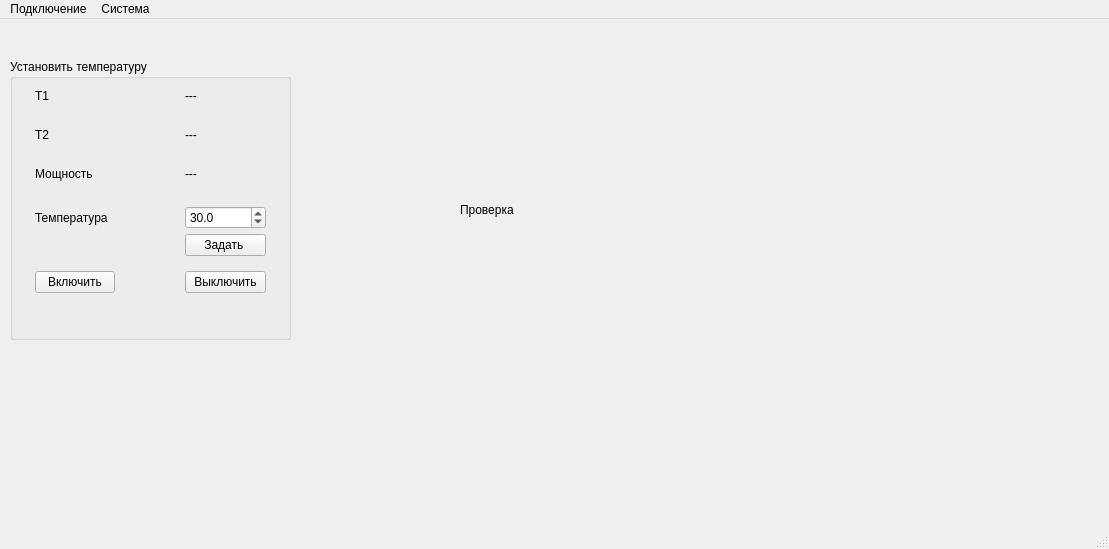
Above: mainwindow.ui from ProElDinh/ChemController before the change. Below: the same form after it.
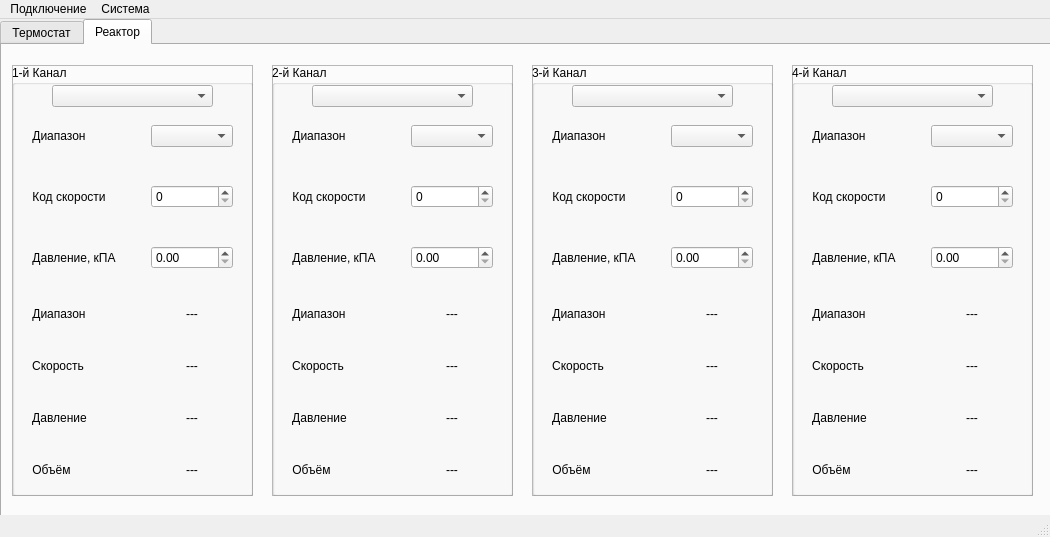
That is the form after the change.

Diff of the .ui file:
```diff
--- a/mainwindow.ui
+++ b/mainwindow.ui
@@ -6,8 +6,8 @@
    <rect>
     <x>0</x>
     <y>0</y>
-    <width>1109</width>
-    <height>549</height>
+    <width>1050</width>
+    <height>537</height>
    </rect>
   </property>
   <property name="windowTitle">
@@ -17,13 +17,32 @@
    <string notr="true"/>
   </property>
   <widget class="QWidget" name="centralwidget">
+   <widget class="QTabWidget" name="tabWidget">
+    <property name="enabled">
+     <bool>true</bool>
+    </property>
+    <property name="geometry">
+     <rect>
+      <x>0</x>
+      <y>0</y>
+      <width>1051</width>
+      <height>511</height>
+     </rect>
+    </property>
+    <property name="currentIndex">
+     <number>1</number>
+    </property>
+    <widget class="QWidget" name="tab_3">
+     <attribute name="title">
+      <string>Термостат</string>
+     </attribute>
    <widget class="QGroupBox" name="groupBox_2">
     <property name="geometry">
      <rect>
       <x>10</x>
-      <y>40</y>
-      <width>281</width>
-      <height>281</height>
+        <y>10</y>
+        <width>331</width>
+        <height>311</height>
      </rect>
     </property>
     <property name="title">
@@ -38,25 +57,34 @@
     <widget class="QWidget" name="formLayoutWidget">
      <property name="geometry">
       <rect>
-       <x>0</x>
+         <x>20</x>
        <y>20</y>
-       <width>281</width>
-       <height>261</height>
+         <width>291</width>
+         <height>248</height>
       </rect>
      </property>
      <layout class="QFormLayout" name="formLayout">
+        <property name="sizeConstraint">
+         <enum>QLayout::SetDefaultConstraint</enum>
+        </property>
+        <property name="fieldGrowthPolicy">
+         <enum>QFormLayout::AllNonFixedFieldsGrow</enum>
+        </property>
+        <property name="rowWrapPolicy">
+         <enum>QFormLayout::WrapLongRows</enum>
+        </property>
       <property name="horizontalSpacing">
-       <number>70</number>
+         <number>90</number>
       </property>
       <property name="verticalSpacing">
+         <number>0</number>
+        </property>
+        <property name="leftMargin">
+         <number>25</number>
+        </property>
+        <property name="topMargin">
        <number>5</number>
       </property>
-      <property name="leftMargin">
-       <number>25</number>
-      </property>
-      <property name="topMargin">
-       <number>10</number>
-      </property>
       <property name="rightMargin">
        <number>25</number>
       </property>
@@ -65,13 +93,40 @@
         <property name="text">
          <string>T1</string>
         </property>
+          <property name="alignment">
+           <set>Qt::AlignCenter</set>
+          </property>
        </widget>
       </item>
       <item row="0" column="1">
        <widget class="QLabel" name="show_t1">
+          <property name="contextMenuPolicy">
+           <enum>Qt::DefaultContextMenu</enum>
+          </property>
+          <property name="toolTip">
+           <string>&lt;html&gt;&lt;head/&gt;&lt;body&gt;&lt;p align=&quot;center&quot;&gt;&lt;br/&gt;&lt;/p&gt;&lt;/body&gt;&lt;/html&gt;</string>
+          </property>
+          <property name="whatsThis">
+           <string>&lt;html&gt;&lt;head/&gt;&lt;body&gt;&lt;p align=&quot;center&quot;&gt;&lt;br/&gt;Hello&lt;/p&gt;&lt;p align=&quot;center&quot;&gt;&lt;br/&gt;&lt;/p&gt;&lt;/body&gt;&lt;/html&gt;</string>
+          </property>
+          <property name="layoutDirection">
+           <enum>Qt::LeftToRight</enum>
+          </property>
+          <property name="styleSheet">
+           <string notr="true"/>
+          </property>
         <property name="text">
          <string>---</string>
         </property>
+          <property name="textFormat">
+           <enum>Qt::PlainText</enum>
+          </property>
+          <property name="scaledContents">
+           <bool>false</bool>
+          </property>
+          <property name="alignment">
+           <set>Qt::AlignCenter</set>
+          </property>
        </widget>
       </item>
       <item row="1" column="0" colspan="2">
@@ -82,7 +137,7 @@
         <property name="sizeHint" stdset="0">
          <size>
           <width>40</width>
-          <height>15</height>
+            <height>35</height>
          </size>
         </property>
        </spacer>
@@ -99,6 +154,9 @@
         <property name="text">
          <string>---</string>
         </property>
+          <property name="alignment">
+           <set>Qt::AlignCenter</set>
+          </property>
        </widget>
       </item>
       <item row="3" column="0" colspan="2">
@@ -109,7 +167,7 @@
         <property name="sizeHint" stdset="0">
          <size>
           <width>40</width>
-          <height>15</height>
+            <height>35</height>
          </size>
         </property>
        </spacer>
@@ -119,6 +177,9 @@
         <property name="text">
          <string>Мощность</string>
         </property>
+          <property name="alignment">
+           <set>Qt::AlignCenter</set>
+          </property>
        </widget>
       </item>
       <item row="4" column="1">
@@ -126,6 +187,9 @@
         <property name="text">
          <string>---</string>
         </property>
+          <property name="alignment">
+           <set>Qt::AlignCenter</set>
+          </property>
        </widget>
       </item>
       <item row="5" column="0" colspan="2">
@@ -136,7 +200,7 @@
         <property name="sizeHint" stdset="0">
          <size>
           <width>40</width>
-          <height>15</height>
+            <height>35</height>
          </size>
         </property>
        </spacer>
@@ -146,52 +210,8 @@
         <property name="text">
          <string>Температура</string>
         </property>
-       </widget>
-      </item>
-      <item row="10" column="0" colspan="2">
-       <spacer name="horizontalSpacer_4">
-        <property name="orientation">
-         <enum>Qt::Horizontal</enum>
-        </property>
-        <property name="sizeHint" stdset="0">
-         <size>
-          <width>20</width>
-          <height>5</height>
-         </size>
-        </property>
-       </spacer>
-      </item>
-      <item row="11" column="0">
-       <widget class="QPushButton" name="OnTemp">
-        <property name="text">
-         <string>Включить</string>
-        </property>
-       </widget>
-      </item>
-      <item row="11" column="1">
-       <widget class="QPushButton" name="OffTemp">
-        <property name="text">
-         <string>Выключить</string>
-        </property>
-       </widget>
-      </item>
-      <item row="12" column="1">
-       <spacer name="verticalSpacer">
-        <property name="orientation">
-         <enum>Qt::Vertical</enum>
-        </property>
-        <property name="sizeHint" stdset="0">
-         <size>
-          <width>20</width>
-          <height>20</height>
-         </size>
-        </property>
-       </spacer>
-      </item>
-      <item row="7" column="1">
-       <widget class="QPushButton" name="set_temp">
-        <property name="text">
-         <string>Задать </string>
+          <property name="alignment">
+           <set>Qt::AlignCenter</set>
         </property>
        </widget>
       </item>
@@ -208,21 +228,949 @@
         </property>
        </widget>
       </item>
-     </layout>
-    </widget>
-   </widget>
-   <widget class="QLabel" name="label">
+        <item row="8" column="1">
+         <widget class="QPushButton" name="set_temp">
+          <property name="text">
+           <string>Задать </string>
+          </property>
+         </widget>
+        </item>
+        <item row="7" column="0" colspan="2">
+         <spacer name="horizontalSpacer_5">
+          <property name="orientation">
+           <enum>Qt::Horizontal</enum>
+          </property>
+          <property name="sizeHint" stdset="0">
+           <size>
+            <width>10</width>
+            <height>20</height>
+           </size>
+          </property>
+         </spacer>
+        </item>
+       </layout>
+      </widget>
+      <widget class="QPushButton" name="OnTemp">
+       <property name="geometry">
+        <rect>
+         <x>40</x>
+         <y>270</y>
+         <width>91</width>
+         <height>23</height>
+        </rect>
+       </property>
+       <property name="text">
+        <string>Включить</string>
+       </property>
+      </widget>
+      <widget class="QPushButton" name="OffTemp">
     <property name="geometry">
      <rect>
-      <x>460</x>
-      <y>150</y>
+         <x>200</x>
+         <y>270</y>
+         <width>91</width>
+         <height>23</height>
+        </rect>
+       </property>
+       <property name="text">
+        <string>Выключить</string>
+       </property>
+      </widget>
+     </widget>
+    </widget>
+    <widget class="QWidget" name="tab_4">
+     <attribute name="title">
+      <string>Реактор</string>
+     </attribute>
+     <widget class="QFrame" name="frame">
+      <property name="geometry">
+       <rect>
+        <x>10</x>
+        <y>20</y>
+        <width>241</width>
+        <height>431</height>
+       </rect>
+      </property>
+      <property name="frameShape">
+       <enum>QFrame::StyledPanel</enum>
+      </property>
+      <property name="frameShadow">
+       <enum>QFrame::Raised</enum>
+      </property>
+      <widget class="QGroupBox" name="groupBox">
+       <property name="geometry">
+        <rect>
+         <x>0</x>
+         <y>0</y>
+         <width>241</width>
+         <height>431</height>
+        </rect>
+       </property>
+       <property name="styleSheet">
+        <string notr="true">background-color: 
+</string>
+       </property>
+       <property name="title">
+        <string>1-й Канал</string>
+       </property>
+       <widget class="QWidget" name="formLayoutWidget_2">
+        <property name="geometry">
+         <rect>
+          <x>0</x>
+          <y>50</y>
+          <width>241</width>
+          <height>381</height>
+         </rect>
+        </property>
+        <layout class="QFormLayout" name="formLayout_3">
+         <property name="horizontalSpacing">
+          <number>35</number>
+         </property>
+         <property name="verticalSpacing">
+          <number>38</number>
+         </property>
+         <property name="leftMargin">
+          <number>20</number>
+         </property>
+         <property name="topMargin">
+          <number>10</number>
+         </property>
+         <property name="rightMargin">
+          <number>20</number>
+         </property>
+         <property name="bottomMargin">
+          <number>10</number>
+         </property>
+         <item row="0" column="0">
+          <widget class="QLabel" name="label_6">
+           <property name="styleSheet">
+            <string notr="true">font: 10pt &quot;Arial&quot;;</string>
+           </property>
+           <property name="text">
+            <string>Диапазон</string>
+           </property>
+           <property name="alignment">
+            <set>Qt::AlignCenter</set>
+           </property>
+          </widget>
+         </item>
+         <item row="0" column="1">
+          <widget class="QComboBox" name="comboBox"/>
+         </item>
+         <item row="1" column="0">
+          <widget class="QLabel" name="label_7">
+           <property name="styleSheet">
+            <string notr="true">font: 10pt &quot;Arial&quot;;</string>
+           </property>
+           <property name="text">
+            <string>Код скорости</string>
+           </property>
+           <property name="alignment">
+            <set>Qt::AlignCenter</set>
+           </property>
+          </widget>
+         </item>
+         <item row="1" column="1">
+          <widget class="QSpinBox" name="spinBox"/>
+         </item>
+         <item row="2" column="0">
+          <widget class="QLabel" name="label_8">
+           <property name="styleSheet">
+            <string notr="true">font: 10pt &quot;Arial&quot;;</string>
+           </property>
+           <property name="text">
+            <string>Давление, кПА</string>
+           </property>
+           <property name="alignment">
+            <set>Qt::AlignCenter</set>
+           </property>
+          </widget>
+         </item>
+         <item row="2" column="1">
+          <widget class="QDoubleSpinBox" name="doubleSpinBox"/>
+         </item>
+         <item row="3" column="0">
+          <widget class="QLabel" name="label_9">
+           <property name="styleSheet">
+            <string notr="true">font: 10pt &quot;Arial&quot;;</string>
+           </property>
+           <property name="text">
+            <string>Диапазон</string>
+           </property>
+           <property name="alignment">
+            <set>Qt::AlignCenter</set>
+           </property>
+          </widget>
+         </item>
+         <item row="3" column="1">
+          <widget class="QLabel" name="label_16">
+           <property name="styleSheet">
+            <string notr="true">font: 10pt &quot;Arial&quot;;</string>
+           </property>
+           <property name="text">
+            <string>---</string>
+           </property>
+           <property name="alignment">
+            <set>Qt::AlignCenter</set>
+           </property>
+          </widget>
+         </item>
+         <item row="4" column="0">
+          <widget class="QLabel" name="label_10">
+           <property name="styleSheet">
+            <string notr="true">font: 10pt &quot;Arial&quot;;</string>
+           </property>
+           <property name="text">
+            <string>Скорость</string>
+           </property>
+           <property name="alignment">
+            <set>Qt::AlignCenter</set>
+           </property>
+          </widget>
+         </item>
+         <item row="4" column="1">
+          <widget class="QLabel" name="label_13">
+           <property name="styleSheet">
+            <string notr="true">font: 10pt &quot;Arial&quot;;</string>
+           </property>
+           <property name="text">
+            <string>---</string>
+           </property>
+           <property name="alignment">
+            <set>Qt::AlignCenter</set>
+           </property>
+          </widget>
+         </item>
+         <item row="5" column="0">
+          <widget class="QLabel" name="label_11">
+           <property name="styleSheet">
+            <string notr="true">font: 10pt &quot;Arial&quot;;</string>
+           </property>
+           <property name="text">
+            <string>Давление</string>
+           </property>
+           <property name="alignment">
+            <set>Qt::AlignCenter</set>
+           </property>
+          </widget>
+         </item>
+         <item row="5" column="1">
+          <widget class="QLabel" name="label_14">
+           <property name="styleSheet">
+            <string notr="true">font: 10pt &quot;Arial&quot;;</string>
+           </property>
+           <property name="text">
+            <string>---</string>
+           </property>
+           <property name="alignment">
+            <set>Qt::AlignCenter</set>
+           </property>
+          </widget>
+         </item>
+         <item row="6" column="0">
+          <widget class="QLabel" name="label_12">
+           <property name="styleSheet">
+            <string notr="true">font: 10pt &quot;Arial&quot;;</string>
+           </property>
+           <property name="text">
+            <string>Объём</string>
+           </property>
+           <property name="alignment">
+            <set>Qt::AlignCenter</set>
+           </property>
+          </widget>
+         </item>
+         <item row="6" column="1">
+          <widget class="QLabel" name="label_15">
+           <property name="styleSheet">
+            <string notr="true">font: 10pt &quot;Arial&quot;;</string>
+           </property>
+           <property name="text">
+            <string>---</string>
+           </property>
+           <property name="alignment">
+            <set>Qt::AlignCenter</set>
+           </property>
+          </widget>
+         </item>
+        </layout>
+       </widget>
+       <widget class="QComboBox" name="comboBox_2">
+        <property name="geometry">
+         <rect>
+          <x>40</x>
+          <y>20</y>
       <width>161</width>
-      <height>81</height>
-     </rect>
-    </property>
+          <height>22</height>
+         </rect>
+        </property>
+       </widget>
+      </widget>
+     </widget>
+     <widget class="QFrame" name="frame_2">
+      <property name="geometry">
+       <rect>
+        <x>270</x>
+        <y>20</y>
+        <width>241</width>
+        <height>431</height>
+       </rect>
+      </property>
+      <property name="frameShape">
+       <enum>QFrame::StyledPanel</enum>
+      </property>
+      <property name="frameShadow">
+       <enum>QFrame::Raised</enum>
+      </property>
+      <widget class="QGroupBox" name="groupBox_3">
+       <property name="geometry">
+        <rect>
+         <x>0</x>
+         <y>0</y>
+         <width>241</width>
+         <height>431</height>
+        </rect>
+       </property>
+       <property name="title">
+        <string>2-й Канал</string>
+       </property>
+       <widget class="QWidget" name="formLayoutWidget_3">
+        <property name="geometry">
+         <rect>
+          <x>0</x>
+          <y>50</y>
+          <width>241</width>
+          <height>381</height>
+         </rect>
+        </property>
+        <layout class="QFormLayout" name="formLayout_4">
+         <property name="horizontalSpacing">
+          <number>35</number>
+         </property>
+         <property name="verticalSpacing">
+          <number>38</number>
+         </property>
+         <property name="leftMargin">
+          <number>20</number>
+         </property>
+         <property name="topMargin">
+          <number>10</number>
+         </property>
+         <property name="rightMargin">
+          <number>20</number>
+         </property>
+         <property name="bottomMargin">
+          <number>10</number>
+         </property>
+         <item row="0" column="0">
+          <widget class="QLabel" name="label_17">
+           <property name="styleSheet">
+            <string notr="true">font: 10pt &quot;Arial&quot;;</string>
+           </property>
     <property name="text">
-     <string>Проверка</string>
-    </property>
+            <string>Диапазон</string>
+           </property>
+           <property name="alignment">
+            <set>Qt::AlignCenter</set>
+           </property>
+          </widget>
+         </item>
+         <item row="0" column="1">
+          <widget class="QComboBox" name="comboBox_3"/>
+         </item>
+         <item row="1" column="0">
+          <widget class="QLabel" name="label_18">
+           <property name="styleSheet">
+            <string notr="true">font: 10pt &quot;Arial&quot;;</string>
+           </property>
+           <property name="text">
+            <string>Код скорости</string>
+           </property>
+           <property name="alignment">
+            <set>Qt::AlignCenter</set>
+           </property>
+          </widget>
+         </item>
+         <item row="1" column="1">
+          <widget class="QSpinBox" name="spinBox_2"/>
+         </item>
+         <item row="2" column="0">
+          <widget class="QLabel" name="label_19">
+           <property name="styleSheet">
+            <string notr="true">font: 10pt &quot;Arial&quot;;</string>
+           </property>
+           <property name="text">
+            <string>Давление, кПА</string>
+           </property>
+           <property name="alignment">
+            <set>Qt::AlignCenter</set>
+           </property>
+          </widget>
+         </item>
+         <item row="2" column="1">
+          <widget class="QDoubleSpinBox" name="doubleSpinBox_2"/>
+         </item>
+         <item row="3" column="0">
+          <widget class="QLabel" name="label_20">
+           <property name="styleSheet">
+            <string notr="true">font: 10pt &quot;Arial&quot;;</string>
+           </property>
+           <property name="text">
+            <string>Диапазон</string>
+           </property>
+           <property name="alignment">
+            <set>Qt::AlignCenter</set>
+           </property>
+          </widget>
+         </item>
+         <item row="3" column="1">
+          <widget class="QLabel" name="label_21">
+           <property name="styleSheet">
+            <string notr="true">font: 10pt &quot;Arial&quot;;</string>
+           </property>
+           <property name="text">
+            <string>---</string>
+           </property>
+           <property name="alignment">
+            <set>Qt::AlignCenter</set>
+           </property>
+          </widget>
+         </item>
+         <item row="4" column="0">
+          <widget class="QLabel" name="label_22">
+           <property name="styleSheet">
+            <string notr="true">font: 10pt &quot;Arial&quot;;</string>
+           </property>
+           <property name="text">
+            <string>Скорость</string>
+           </property>
+           <property name="alignment">
+            <set>Qt::AlignCenter</set>
+           </property>
+          </widget>
+         </item>
+         <item row="4" column="1">
+          <widget class="QLabel" name="label_23">
+           <property name="styleSheet">
+            <string notr="true">font: 10pt &quot;Arial&quot;;</string>
+           </property>
+           <property name="text">
+            <string>---</string>
+           </property>
+           <property name="alignment">
+            <set>Qt::AlignCenter</set>
+           </property>
+          </widget>
+         </item>
+         <item row="5" column="0">
+          <widget class="QLabel" name="label_24">
+           <property name="styleSheet">
+            <string notr="true">font: 10pt &quot;Arial&quot;;</string>
+           </property>
+           <property name="text">
+            <string>Давление</string>
+           </property>
+           <property name="alignment">
+            <set>Qt::AlignCenter</set>
+           </property>
+          </widget>
+         </item>
+         <item row="5" column="1">
+          <widget class="QLabel" name="label_25">
+           <property name="styleSheet">
+            <string notr="true">font: 10pt &quot;Arial&quot;;</string>
+           </property>
+           <property name="text">
+            <string>---</string>
+           </property>
+           <property name="alignment">
+            <set>Qt::AlignCenter</set>
+           </property>
+          </widget>
+         </item>
+         <item row="6" column="0">
+          <widget class="QLabel" name="label_26">
+           <property name="styleSheet">
+            <string notr="true">font: 10pt &quot;Arial&quot;;</string>
+           </property>
+           <property name="text">
+            <string>Объём</string>
+           </property>
+           <property name="alignment">
+            <set>Qt::AlignCenter</set>
+           </property>
+          </widget>
+         </item>
+         <item row="6" column="1">
+          <widget class="QLabel" name="label_27">
+           <property name="styleSheet">
+            <string notr="true">font: 10pt &quot;Arial&quot;;</string>
+           </property>
+           <property name="text">
+            <string>---</string>
+           </property>
+           <property name="alignment">
+            <set>Qt::AlignCenter</set>
+           </property>
+          </widget>
+         </item>
+        </layout>
+       </widget>
+       <widget class="QComboBox" name="comboBox_4">
+        <property name="geometry">
+         <rect>
+          <x>40</x>
+          <y>20</y>
+          <width>161</width>
+          <height>22</height>
+         </rect>
+        </property>
+       </widget>
+      </widget>
+     </widget>
+     <widget class="QFrame" name="frame_3">
+      <property name="geometry">
+       <rect>
+        <x>530</x>
+        <y>20</y>
+        <width>241</width>
+        <height>431</height>
+       </rect>
+      </property>
+      <property name="frameShape">
+       <enum>QFrame::StyledPanel</enum>
+      </property>
+      <property name="frameShadow">
+       <enum>QFrame::Raised</enum>
+      </property>
+      <widget class="QGroupBox" name="groupBox_4">
+       <property name="geometry">
+        <rect>
+         <x>0</x>
+         <y>0</y>
+         <width>241</width>
+         <height>431</height>
+        </rect>
+       </property>
+       <property name="title">
+        <string>3-й Канал</string>
+       </property>
+       <widget class="QWidget" name="formLayoutWidget_4">
+        <property name="geometry">
+         <rect>
+          <x>0</x>
+          <y>50</y>
+          <width>241</width>
+          <height>381</height>
+         </rect>
+        </property>
+        <layout class="QFormLayout" name="formLayout_5">
+         <property name="horizontalSpacing">
+          <number>35</number>
+         </property>
+         <property name="verticalSpacing">
+          <number>38</number>
+         </property>
+         <property name="leftMargin">
+          <number>20</number>
+         </property>
+         <property name="topMargin">
+          <number>10</number>
+         </property>
+         <property name="rightMargin">
+          <number>20</number>
+         </property>
+         <property name="bottomMargin">
+          <number>10</number>
+         </property>
+         <item row="0" column="0">
+          <widget class="QLabel" name="label_28">
+           <property name="styleSheet">
+            <string notr="true">font: 10pt &quot;Arial&quot;;</string>
+           </property>
+           <property name="text">
+            <string>Диапазон</string>
+           </property>
+           <property name="alignment">
+            <set>Qt::AlignCenter</set>
+           </property>
+          </widget>
+         </item>
+         <item row="0" column="1">
+          <widget class="QComboBox" name="comboBox_5"/>
+         </item>
+         <item row="1" column="0">
+          <widget class="QLabel" name="label_29">
+           <property name="styleSheet">
+            <string notr="true">font: 10pt &quot;Arial&quot;;</string>
+           </property>
+           <property name="text">
+            <string>Код скорости</string>
+           </property>
+           <property name="alignment">
+            <set>Qt::AlignCenter</set>
+           </property>
+          </widget>
+         </item>
+         <item row="1" column="1">
+          <widget class="QSpinBox" name="spinBox_3"/>
+         </item>
+         <item row="2" column="0">
+          <widget class="QLabel" name="label_30">
+           <property name="styleSheet">
+            <string notr="true">font: 10pt &quot;Arial&quot;;</string>
+           </property>
+           <property name="text">
+            <string>Давление, кПА</string>
+           </property>
+           <property name="alignment">
+            <set>Qt::AlignCenter</set>
+           </property>
+          </widget>
+         </item>
+         <item row="2" column="1">
+          <widget class="QDoubleSpinBox" name="doubleSpinBox_3"/>
+         </item>
+         <item row="3" column="0">
+          <widget class="QLabel" name="label_31">
+           <property name="styleSheet">
+            <string notr="true">font: 10pt &quot;Arial&quot;;</string>
+           </property>
+           <property name="text">
+            <string>Диапазон</string>
+           </property>
+           <property name="alignment">
+            <set>Qt::AlignCenter</set>
+           </property>
+          </widget>
+         </item>
+         <item row="3" column="1">
+          <widget class="QLabel" name="label_32">
+           <property name="styleSheet">
+            <string notr="true">font: 10pt &quot;Arial&quot;;</string>
+           </property>
+           <property name="text">
+            <string>---</string>
+           </property>
+           <property name="alignment">
+            <set>Qt::AlignCenter</set>
+           </property>
+          </widget>
+         </item>
+         <item row="4" column="0">
+          <widget class="QLabel" name="label_33">
+           <property name="styleSheet">
+            <string notr="true">font: 10pt &quot;Arial&quot;;</string>
+           </property>
+           <property name="text">
+            <string>Скорость</string>
+           </property>
+           <property name="alignment">
+            <set>Qt::AlignCenter</set>
+           </property>
+          </widget>
+         </item>
+         <item row="4" column="1">
+          <widget class="QLabel" name="label_34">
+           <property name="styleSheet">
+            <string notr="true">font: 10pt &quot;Arial&quot;;</string>
+           </property>
+           <property name="text">
+            <string>---</string>
+           </property>
+           <property name="alignment">
+            <set>Qt::AlignCenter</set>
+           </property>
+          </widget>
+         </item>
+         <item row="5" column="0">
+          <widget class="QLabel" name="label_35">
+           <property name="styleSheet">
+            <string notr="true">font: 10pt &quot;Arial&quot;;</string>
+           </property>
+           <property name="text">
+            <string>Давление</string>
+           </property>
+           <property name="alignment">
+            <set>Qt::AlignCenter</set>
+           </property>
+          </widget>
+         </item>
+         <item row="5" column="1">
+          <widget class="QLabel" name="label_36">
+           <property name="styleSheet">
+            <string notr="true">font: 10pt &quot;Arial&quot;;</string>
+           </property>
+           <property name="text">
+            <string>---</string>
+           </property>
+           <property name="alignment">
+            <set>Qt::AlignCenter</set>
+           </property>
+          </widget>
+         </item>
+         <item row="6" column="0">
+          <widget class="QLabel" name="label_37">
+           <property name="styleSheet">
+            <string notr="true">font: 10pt &quot;Arial&quot;;</string>
+           </property>
+           <property name="text">
+            <string>Объём</string>
+           </property>
+           <property name="alignment">
+            <set>Qt::AlignCenter</set>
+           </property>
+          </widget>
+         </item>
+         <item row="6" column="1">
+          <widget class="QLabel" name="label_38">
+           <property name="styleSheet">
+            <string notr="true">font: 10pt &quot;Arial&quot;;</string>
+           </property>
+           <property name="text">
+            <string>---</string>
+           </property>
+           <property name="alignment">
+            <set>Qt::AlignCenter</set>
+           </property>
+          </widget>
+         </item>
+        </layout>
+       </widget>
+       <widget class="QComboBox" name="comboBox_6">
+        <property name="geometry">
+         <rect>
+          <x>40</x>
+          <y>20</y>
+          <width>161</width>
+          <height>22</height>
+         </rect>
+        </property>
+       </widget>
+      </widget>
+     </widget>
+     <widget class="QFrame" name="frame_4">
+      <property name="geometry">
+       <rect>
+        <x>790</x>
+        <y>20</y>
+        <width>241</width>
+        <height>431</height>
+       </rect>
+      </property>
+      <property name="frameShape">
+       <enum>QFrame::StyledPanel</enum>
+      </property>
+      <property name="frameShadow">
+       <enum>QFrame::Raised</enum>
+      </property>
+      <widget class="QGroupBox" name="groupBox_5">
+       <property name="geometry">
+        <rect>
+         <x>0</x>
+         <y>0</y>
+         <width>241</width>
+         <height>431</height>
+        </rect>
+       </property>
+       <property name="title">
+        <string>4-й Канал</string>
+       </property>
+       <widget class="QWidget" name="formLayoutWidget_5">
+        <property name="geometry">
+         <rect>
+          <x>0</x>
+          <y>50</y>
+          <width>241</width>
+          <height>381</height>
+         </rect>
+        </property>
+        <layout class="QFormLayout" name="formLayout_6">
+         <property name="horizontalSpacing">
+          <number>35</number>
+         </property>
+         <property name="verticalSpacing">
+          <number>38</number>
+         </property>
+         <property name="leftMargin">
+          <number>20</number>
+         </property>
+         <property name="topMargin">
+          <number>10</number>
+         </property>
+         <property name="rightMargin">
+          <number>20</number>
+         </property>
+         <property name="bottomMargin">
+          <number>10</number>
+         </property>
+         <item row="0" column="0">
+          <widget class="QLabel" name="label_39">
+           <property name="styleSheet">
+            <string notr="true">font: 10pt &quot;Arial&quot;;</string>
+           </property>
+           <property name="text">
+            <string>Диапазон</string>
+           </property>
+           <property name="alignment">
+            <set>Qt::AlignCenter</set>
+           </property>
+          </widget>
+         </item>
+         <item row="0" column="1">
+          <widget class="QComboBox" name="comboBox_7"/>
+         </item>
+         <item row="1" column="0">
+          <widget class="QLabel" name="label_40">
+           <property name="styleSheet">
+            <string notr="true">font: 10pt &quot;Arial&quot;;</string>
+           </property>
+           <property name="text">
+            <string>Код скорости</string>
+           </property>
+           <property name="alignment">
+            <set>Qt::AlignCenter</set>
+           </property>
+          </widget>
+         </item>
+         <item row="1" column="1">
+          <widget class="QSpinBox" name="spinBox_4"/>
+         </item>
+         <item row="2" column="0">
+          <widget class="QLabel" name="label_41">
+           <property name="styleSheet">
+            <string notr="true">font: 10pt &quot;Arial&quot;;</string>
+           </property>
+           <property name="text">
+            <string>Давление, кПА</string>
+           </property>
+           <property name="alignment">
+            <set>Qt::AlignCenter</set>
+           </property>
+          </widget>
+         </item>
+         <item row="2" column="1">
+          <widget class="QDoubleSpinBox" name="doubleSpinBox_4"/>
+         </item>
+         <item row="3" column="0">
+          <widget class="QLabel" name="label_42">
+           <property name="styleSheet">
+            <string notr="true">font: 10pt &quot;Arial&quot;;</string>
+           </property>
+           <property name="text">
+            <string>Диапазон</string>
+           </property>
+           <property name="alignment">
+            <set>Qt::AlignCenter</set>
+           </property>
+          </widget>
+         </item>
+         <item row="3" column="1">
+          <widget class="QLabel" name="label_43">
+           <property name="styleSheet">
+            <string notr="true">font: 10pt &quot;Arial&quot;;</string>
+           </property>
+           <property name="text">
+            <string>---</string>
+           </property>
+           <property name="alignment">
+            <set>Qt::AlignCenter</set>
+           </property>
+          </widget>
+         </item>
+         <item row="4" column="0">
+          <widget class="QLabel" name="label_44">
+           <property name="styleSheet">
+            <string notr="true">font: 10pt &quot;Arial&quot;;</string>
+           </property>
+           <property name="text">
+            <string>Скорость</string>
+           </property>
+           <property name="alignment">
+            <set>Qt::AlignCenter</set>
+           </property>
+          </widget>
+         </item>
+         <item row="4" column="1">
+          <widget class="QLabel" name="label_45">
+           <property name="styleSheet">
+            <string notr="true">font: 10pt &quot;Arial&quot;;</string>
+           </property>
+           <property name="text">
+            <string>---</string>
+           </property>
+           <property name="alignment">
+            <set>Qt::AlignCenter</set>
+           </property>
+          </widget>
+         </item>
+         <item row="5" column="0">
+          <widget class="QLabel" name="label_46">
+           <property name="styleSheet">
+            <string notr="true">font: 10pt &quot;Arial&quot;;</string>
+           </property>
+           <property name="text">
+            <string>Давление</string>
+           </property>
+           <property name="alignment">
+            <set>Qt::AlignCenter</set>
+           </property>
+          </widget>
+         </item>
+         <item row="5" column="1">
+          <widget class="QLabel" name="label_47">
+           <property name="styleSheet">
+            <string notr="true">font: 10pt &quot;Arial&quot;;</string>
+           </property>
+           <property name="text">
+            <string>---</string>
+           </property>
+           <property name="alignment">
+            <set>Qt::AlignCenter</set>
+           </property>
+          </widget>
+         </item>
+         <item row="6" column="0">
+          <widget class="QLabel" name="label_48">
+           <property name="styleSheet">
+            <string notr="true">font: 10pt &quot;Arial&quot;;</string>
+           </property>
+           <property name="text">
+            <string>Объём</string>
+           </property>
+           <property name="alignment">
+            <set>Qt::AlignCenter</set>
+           </property>
+          </widget>
+         </item>
+         <item row="6" column="1">
+          <widget class="QLabel" name="label_49">
+           <property name="styleSheet">
+            <string notr="true">font: 10pt &quot;Arial&quot;;</string>
+           </property>
+           <property name="text">
+            <string>---</string>
+           </property>
+           <property name="alignment">
+            <set>Qt::AlignCenter</set>
+           </property>
+          </widget>
+         </item>
+        </layout>
+       </widget>
+       <widget class="QComboBox" name="comboBox_8">
+        <property name="geometry">
+         <rect>
+          <x>40</x>
+          <y>20</y>
+          <width>161</width>
+          <height>22</height>
+         </rect>
+        </property>
+       </widget>
+      </widget>
+     </widget>
+    </widget>
    </widget>
   </widget>
   <widget class="QMenuBar" name="menubar">
@@ -230,7 +1178,7 @@
     <rect>
      <x>0</x>
      <y>0</y>
-     <width>1109</width>
+     <width>1050</width>
      <height>21</height>
     </rect>
    </property>
```
Lines whose indentation alone changed are shown as unchanged.
